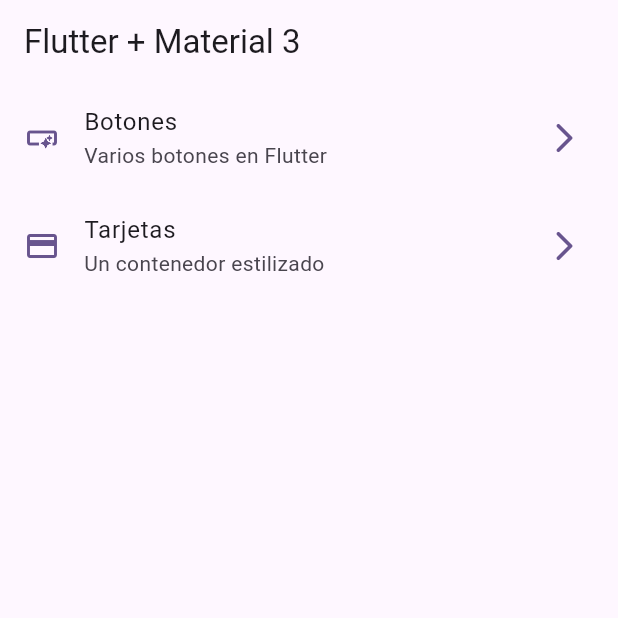
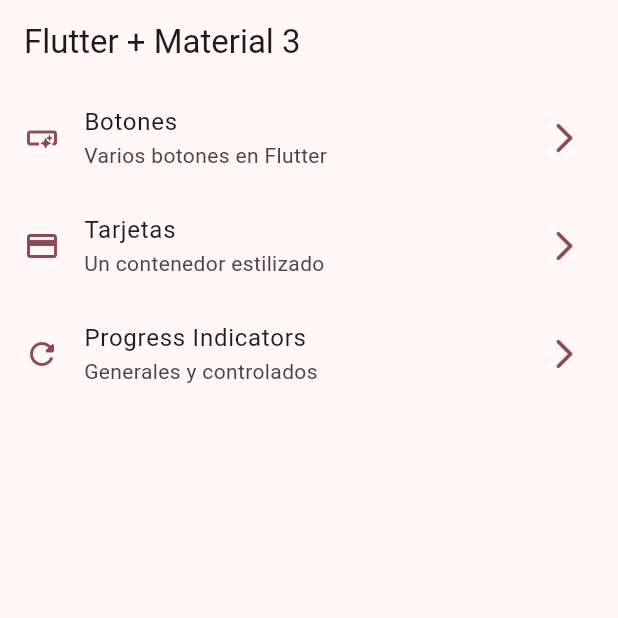
Before and after one commit to and-r22/widgets_app, a Flutter app: the screen it shows after launch, on a phone screen of 412 x 824 dp, the top half of it. Run offline on Flutter 3.47's test engine with Material 3 defaults, Android fonts, the phone set to English and light mode, and no system bars; our stand-ins replace go_router.

Commit message:
add progress indicators

```diff
--- a/lib/config/menu/menu_items.dart
+++ b/lib/config/menu/menu_items.dart
@@ -32,4 +32,12 @@ const appMenuItems = <MenuItem> [
     icon: Icons.credit_card
   ),
 
+  MenuItem(
+    title: 'Progress Indicators',
+    subTitle: 'Generales y controlados',
+    link: '/progress',
+    icon: Icons.refresh_rounded
+  ),
+
+
 ];
--- a/lib/config/router/app_router.dart
+++ b/lib/config/router/app_router.dart
@@ -23,5 +23,11 @@ final appRouter = GoRouter(
       builder: (context, state) => const CardsScreen(),
     ),
 
+    GoRoute(
+      path: '/progress',
+      name: ProgressScreen.name,
+      builder: (context, state) => const ProgressScreen(),
+    ),
+
   ],
 );
--- a/lib/main.dart
+++ b/lib/main.dart
@@ -14,7 +14,7 @@ class MainApp extends StatelessWidget {
     return MaterialApp.router(
       routerConfig: appRouter,
       debugShowCheckedModeBanner: false,
-      theme: AppTheme(selectedColor: 5).getTheme(),
+      theme: AppTheme(selectedColor: 7).getTheme(),
     );
   }
 }
--- a/lib/presentation/screens/cards/cards_screen.dart
+++ b/lib/presentation/screens/cards/cards_screen.dart
@@ -222,7 +222,7 @@ class _CardType4 extends StatelessWidget {
             child: Container(
               decoration: const BoxDecoration(
                 color: Colors.white,
-                borderRadius: BorderRadius.only(bottomLeft: const Radius.circular(20))
+                borderRadius: BorderRadius.only(bottomLeft: Radius.circular(20))
               ),
               child: IconButton(
                 icon: const Icon(Icons.more_vert_outlined),
```
Also changed, not shown: lib/presentation/screens/progress/progress_screen.dart (+62 -1 lines).
